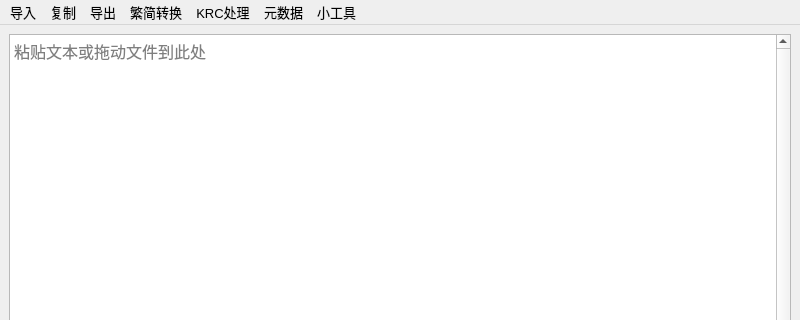
Qt form src/dialogs/MainWindow.ui (ranhengzhang/c-ttml-trans-tool) before a commit; both pictures show x 0 to 800 and y 0 to 320 of the 800 by 600 pixel window.
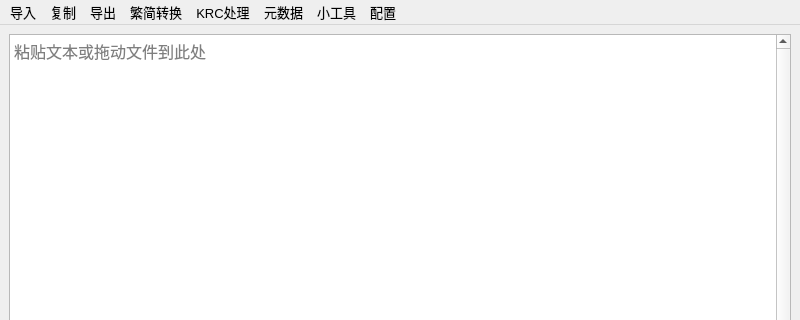
The same form after that commit. Custom widgets are drawn as their Qt base class.

Patch:
```diff
--- a/src/dialogs/MainWindow.ui
+++ b/src/dialogs/MainWindow.ui
@@ -179,6 +179,12 @@
     <addaction name="formatTime"/>
     <addaction name="parseCommand"/>
    </widget>
+   <widget class="QMenu" name="menu_3">
+    <property name="title">
+     <string>配置</string>
+    </property>
+    <addaction name="configGithubId"/>
+   </widget>
    <addaction name="menu_input"/>
    <addaction name="menu_copy"/>
    <addaction name="menu_output"/>
@@ -186,6 +192,7 @@
    <addaction name="menuKRC"/>
    <addaction name="menu_2"/>
    <addaction name="menu_tools"/>
+   <addaction name="menu_3"/>
   </widget>
   <widget class="QStatusBar" name="statusbar"/>
   <action name="fromFile">
```
Left out of the diff: 5 changed lines with no effect on the pictures.
